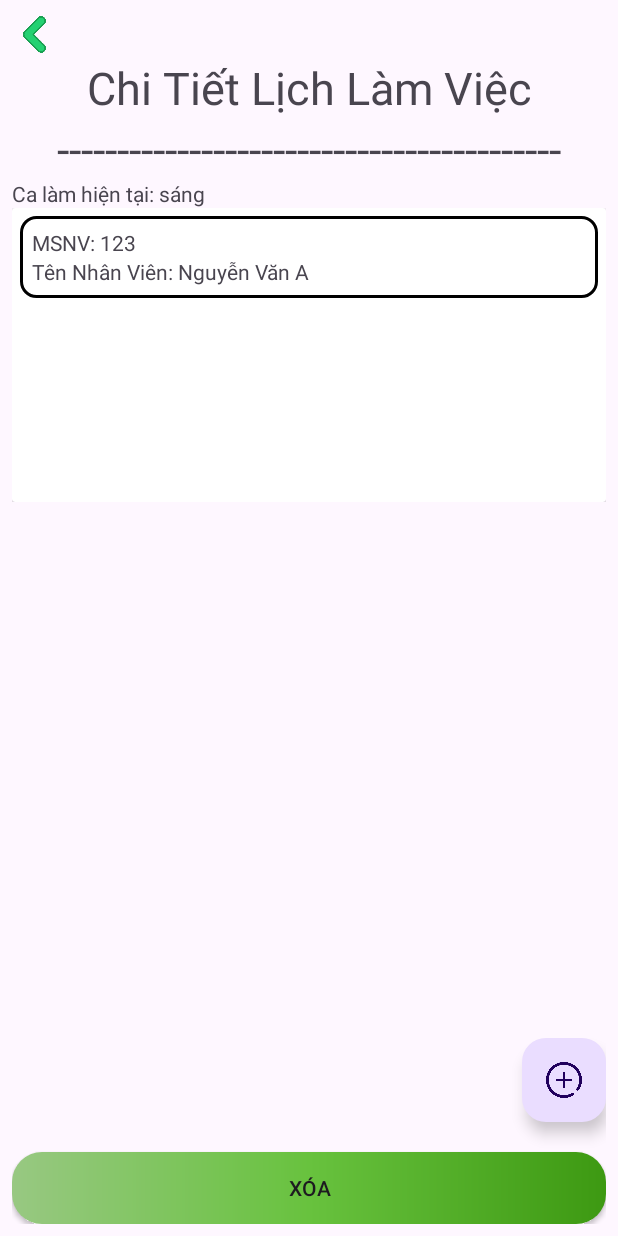
After one commit to vanhnguyen204/PRO1121_DA1, an Android app: the layout fragment__show_detail__calendar.xml on its own in the app's theme, with its tools: preview values and no code run, on a phone screen of 412 x 824 dp. The commit adds this screen. Run offline under Robolectric (Android 15) with nearby library versions, the phone set to English and light mode, and no system bars.

Commit message:
1/12/2023

```diff
--- a/app/src/main/java/com/fpoly/pro1121_da1/Fragment/FragmentAddUser.java
+++ b/app/src/main/java/com/fpoly/pro1121_da1/Fragment/FragmentAddUser.java
@@ -81,7 +81,7 @@ public class FragmentAddUser extends Fragment {
                 } else if (checkPhoneNumber(edtPhoneNumber)) {
 
                 } else {
-                    User user = new User(getCCCD, 0, getUserName, getPassWord, getFullName, getDateOfBirth, getAddress, "staff", 0, getPhoneNumber);
+                    User user = new User(getCCCD, getUserName, getPassWord, getFullName, getDateOfBirth, getAddress, "staff", 0, getPhoneNumber);
                     if (userDAO.insertUser(user, "Tạo người dùng thành công", "Tạo người dùng thất bại")) {
 
                         ((MainActivity) getActivity()).reloadFragment(new FragmentAddUser());
--- a/app/src/main/java/com/fpoly/pro1121_da1/Fragment/FragmentDrinkDetail.java
+++ b/app/src/main/java/com/fpoly/pro1121_da1/Fragment/FragmentDrinkDetail.java
@@ -173,6 +173,7 @@ public class FragmentDrinkDetail extends Fragment {
         }
         ingredientDAO = new IngredientDAO(getContext(), new Dbhelper(getContext()));
         ArrayList<Ingredient> ingredientArrayList;
+
         Bundle bundle = this.getArguments();
         IngredientForDrinkDAO ingredientForDrinkDAO = new IngredientForDrinkDAO(getContext());
         if (bundle != null) {
--- a/app/src/main/java/com/fpoly/pro1121_da1/Interface/SenDataClick.java
+++ b/app/src/main/java/com/fpoly/pro1121_da1/Interface/SenDataClick.java
@@ -1,5 +1,6 @@
 package com.fpoly.pro1121_da1.Interface;
 
+import com.fpoly.pro1121_da1.model.CalenderWork;
 import com.fpoly.pro1121_da1.model.Drink;
 
 public interface SenDataClick {
--- a/app/src/main/java/com/fpoly/pro1121_da1/database/CalenderDAO.java
+++ b/app/src/main/java/com/fpoly/pro1121_da1/database/CalenderDAO.java
@@ -82,7 +82,7 @@ public class CalenderDAO {
                 do {
                     int id_Calender = cursor.getInt(0);
                     String dateWork = cursor.getString(1);
-                    String shiftWork = cursor.getString(2);
+                    int shiftWork = cursor.getInt(2);
 
                     CalenderWork calenderWork = new CalenderWork(id_Calender,dateWork,shiftWork);
                     list.add(calenderWork);
--- /dev/null
+++ b/app/src/main/res/drawable/border_item_showdetail_calenderfowork.xml
@@ -0,0 +1,6 @@
+<?xml version="1.0" encoding="utf-8"?>
+<shape xmlns:android="http://schemas.android.com/apk/res/android">
+
+    <stroke android:color="@color/black" android:width="2dp"/>
+    <corners android:radius="10dp" />
+</shape>
--- /dev/null
+++ b/app/src/main/res/drawable/border_tv_showdetail_calendar_item.xml
@@ -0,0 +1,6 @@
+<?xml version="1.0" encoding="utf-8"?>
+<shape xmlns:android="http://schemas.android.com/apk/res/android">
+
+    <solid android:color="#73C45E"/>
+    <corners android:radius="10dp"/>
+</shape>
--- /dev/null
+++ b/app/src/main/res/layout/fragment__show_detail__calendar.xml
@@ -0,0 +1,71 @@
+<?xml version="1.0" encoding="utf-8"?>
+<RelativeLayout xmlns:android="http://schemas.android.com/apk/res/android"
+    xmlns:tools="http://schemas.android.com/tools"
+    android:layout_width="match_parent"
+    android:layout_height="match_parent"
+    xmlns:app="http://schemas.android.com/apk/res-auto"
+    tools:context=".Fragment.FragmentShowDetailCalendar"
+    android:padding="8dp">
+    <ImageView
+        android:id="@+id/img_back_frameCalenDarWork"
+        android:layout_width="30dp"
+        android:layout_height="30dp"
+        android:src="@mipmap/arrow_left"
+        android:layout_alignParentTop="true"
+
+        />
+    <TextView
+        android:id="@+id/tv_title_showDitail_CalenDarWork"
+        android:layout_width="match_parent"
+        android:layout_height="wrap_content"
+        android:text="Chi Tiết Lịch Làm Việc"
+        android:textStyle="normal"
+        android:gravity="center"
+        android:textSize="30dp"
+        android:layout_below="@+id/img_back_frameCalenDarWork"
+        />
+    <TextView
+        android:id="@+id/like"
+        android:gravity="center"
+        android:layout_width="match_parent"
+        android:layout_height="wrap_content"
+        android:text="------------------------------------------"
+        android:textSize="30dp"
+        android:layout_below="@+id/tv_title_showDitail_CalenDarWork"
+        />
+    <TextView
+
+        android:id="@+id/tv_shift_work"
+        android:layout_width="wrap_content"
+        android:layout_height="wrap_content"
+        android:text="Ca làm hiện tại: sáng"
+        android:layout_below="@+id/like"
+        />
+    <androidx.recyclerview.widget.RecyclerView
+        android:id="@+id/rcv_showDetailCalenderWorkForShiff"
+        android:layout_width="match_parent"
+        android:layout_height="wrap_content"
+        android:layout_below="@+id/tv_shift_work"
+        app:layoutManager="androidx.recyclerview.widget.LinearLayoutManager"
+        tools:listitem="@layout/item_showdetail_calenderforork"
+        />
+    <com.google.android.material.floatingactionbutton.FloatingActionButton
+        android:id="@+id/btn_add_staffForShowDetail_CalendarWork"
+        android:layout_width="90dp"
+        android:layout_height="90dp"
+        android:layout_marginBottom="20dp"
+        android:layout_alignParentEnd="true"
+        android:src="@mipmap/plus_android"
+        android:layout_above="@+id/btn_delete_staffForShowDetail_CalendarWork"/>
+    <androidx.appcompat.widget.AppCompatButton
+        android:id="@+id/btn_delete_staffForShowDetail_CalendarWork"
+        android:layout_width="match_parent"
+        android:layout_height="wrap_content"
+        android:text="Xóa"
+        android:background="@drawable/custom_buttonadd_drink"
+        android:layout_alignParentBottom="true"
+        />
+
+
+
+</RelativeLayout>
--- /dev/null
+++ b/app/src/main/res/layout/item_showdetail_calenderforork.xml
@@ -0,0 +1,29 @@
+<?xml version="1.0" encoding="utf-8"?>
+<androidx.cardview.widget.CardView xmlns:android="http://schemas.android.com/apk/res/android"
+    android:layout_width="match_parent"
+    android:layout_height="match_parent"
+    android:padding="5dp"
+    >
+    <RelativeLayout
+        android:layout_width="match_parent"
+        android:layout_height="wrap_content"
+        android:padding="8dp"
+        android:layout_margin="5dp"
+        android:background="@drawable/border_item_showdetail_calenderfowork"
+        >
+        <TextView
+            android:id="@+id/tv_staffID_item_showDetailCalendarWork"
+            android:layout_width="match_parent"
+            android:layout_height="wrap_content"
+            android:text="MSNV: 123"
+            android:layout_alignParentTop="true"
+            />
+        <TextView
+            android:id="@+id/tv_name_staff"
+            android:layout_width="match_parent"
+            android:layout_height="wrap_content"
+            android:text="Tên Nhân Viên: Nguyễn Văn A"
+            android:layout_below="@+id/tv_staffID_item_showDetailCalendarWork"
+            />
+    </RelativeLayout>
+</androidx.cardview.widget.CardView>
```
Also changed, not shown: app/src/main/java/com/fpoly/pro1121_da1/Adapter/CalenderAdapter.java (+39 -11 lines), app/src/main/java/com/fpoly/pro1121_da1/Adapter/ShowdetailCalenderAdapter.java (added, +58 -0 lines), app/src/main/java/com/fpoly/pro1121_da1/Fragment/FragmentCalendar.java (+23 -8 lines), app/src/main/java/com/fpoly/pro1121_da1/Fragment/FragmentShowDetailCalendar.java (added, +82 -0 lines), app/src/main/java/com/fpoly/pro1121_da1/Interface/SenDataCalenderWorkClick.java (added, +7 -0 lines), app/src/main/java/com/fpoly/pro1121_da1/database/CalenderShowDetailDAO.java (added, +152 -0 lines), app/src/main/java/com/fpoly/pro1121_da1/database/Dbhelper.java (+4 -3 lines), app/src/main/java/com/fpoly/pro1121_da1/database/UserDAO.java (+9 -12 lines), app/src/main/java/com/fpoly/pro1121_da1/model/CalendarWorkForStaff.java (added, +37 -0 lines), app/src/main/java/com/fpoly/pro1121_da1/model/CalenderWork.java (+5 -5 lines), app/src/main/java/com/fpoly/pro1121_da1/model/User.java (+17 -27 lines), app/src/main/res/layout/item_recyclerview_workcalender.xml (+19 -6 lines).
